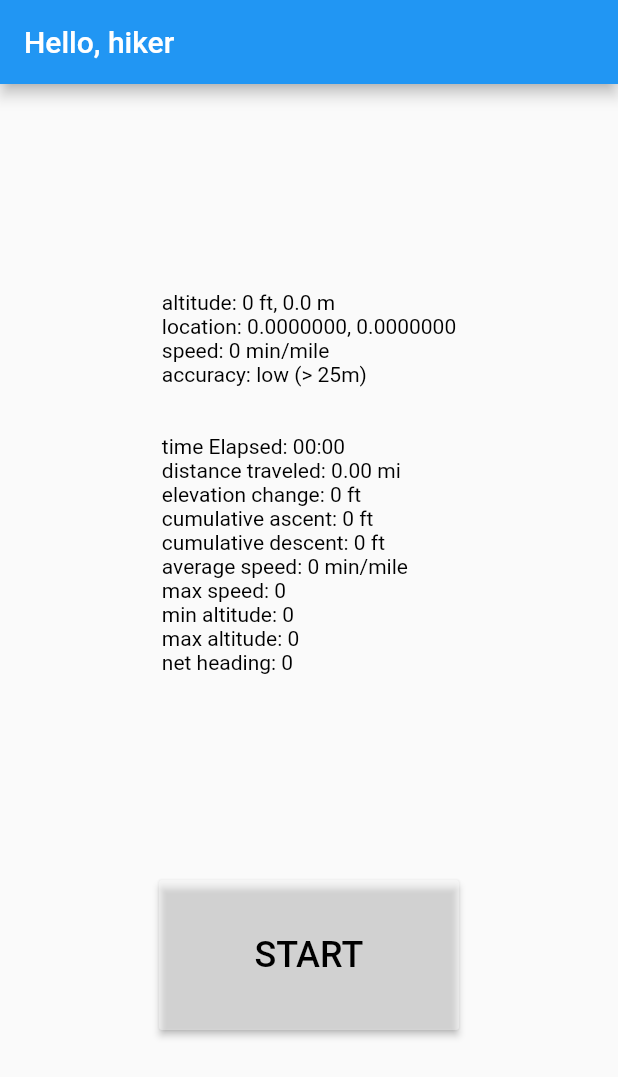
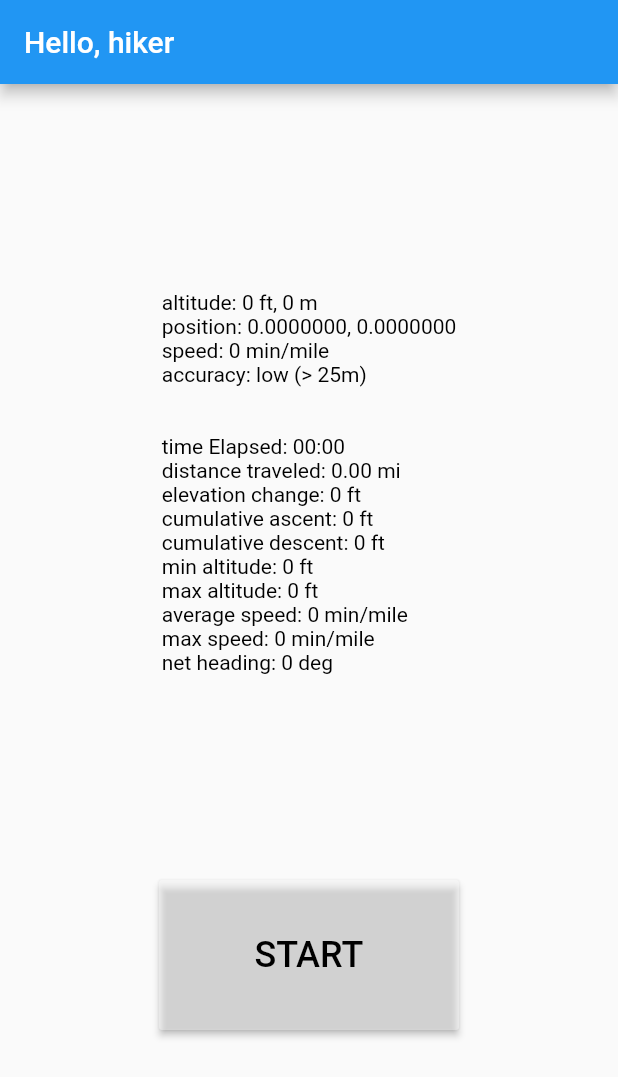
Before and after one commit to jacob6838/hiking-app-flutter, a Flutter app: the screen it shows after launch, on a phone screen of 412 x 824 dp. Shown: the top 1077 px of the screen. Run offline on Flutter 3.47's test engine with Material 2 defaults, Android fonts, the phone set to English and light mode, and no system bars; our stand-ins replace freezed_annotation, kt_dart, rxdart; missing offline and left inert: background_location, maps_toolkit; generated files the repository leaves out were written again.

Commit message:
Improved metric organization and formatting. Verified background functionality

```diff
--- a/lib/hiking_service.dart
+++ b/lib/hiking_service.dart
@@ -12,11 +12,11 @@ import 'package:rxdart/rxdart.dart';
 const int millisecondsPerSecond = 1000;
 
 /// Number of seconds between updates
-const int updateIntervalSec = 2;
+const int updateIntervalSec = 10;
 
 /// Minimum distance between location updates published to UI.
 /// TODO: Dynamically update this based on instantaneous accuracy.
-const int minimumDistanceThreshold = 0;
+const int minimumDistanceThreshold = 4;
 
 class HikingService {
   final LocationService _locationService;
@@ -83,7 +83,7 @@ class HikingService {
       LatLng(locationStatus.latitude, locationStatus.longitude),
       LatLng(_prevLocation.latitude, _prevLocation.longitude),
     ).toDouble();
-    // if (deltaDistance < minimumDistanceThreshold) return;
+    if (deltaDistance < minimumDistanceThreshold) return;
 
     _prevLocation = locationStatus;
 
--- a/lib/main.dart
+++ b/lib/main.dart
@@ -123,19 +123,19 @@ class MyHomePageState extends State<MyHomePage> {
                         style: const TextStyle(color: Colors.black, fontSize: 14),
                       ),
                       Text(
+                        _toAltitudeMin(snapshot?.data),
+                        style: const TextStyle(color: Colors.black, fontSize: 14),
+                      ),
+                      Text(
+                        _toAltitudeMax(snapshot?.data),
+                        style: const TextStyle(color: Colors.black, fontSize: 14),
+                      ),
+                      Text(
                         _toAverageSpeedMetersPerSec(snapshot?.data),
                         style: const TextStyle(color: Colors.black, fontSize: 14),
                       ),
                       Text(
                         _toSpeedMax(snapshot?.data),
-                        style: const TextStyle(color: Colors.black, fontSize: 14),
-                      ),
-                      Text(
-                        _toAltitudeMin(snapshot?.data),
-                        style: const TextStyle(color: Colors.black, fontSize: 14),
-                      ),
-                      Text(
-                        _toAltitudeMax(snapshot?.data),
                         style: const TextStyle(color: Colors.black, fontSize: 14),
                       ),
                       Text(
@@ -189,8 +189,7 @@ class MyHomePageState extends State<MyHomePage> {
 
   String _toDistanceTraveledString(HikeMetrics hikeMetrics) {
     if (hikeMetrics == null) return "stuff";
-
-    final miles = metersToFeet(hikeMetrics.distanceTraveled) / 5280;
+    final miles = metersToFeet(hikeMetrics.distanceTraveled) / feetToMiles;
     return "distance traveled: ${miles.toStringAsFixed(2)} mi";
   }
 
@@ -203,8 +202,6 @@ class MyHomePageState extends State<MyHomePage> {
 
   String _toTimeElapsedString(HikeMetrics hikeMetrics) {
     if (hikeMetrics == null) return "stuff";
-    const int minPerHour = 60;
-    const int secPerMin = 60;
     final int minutes = (hikeMetrics.metricPeriodSeconds / secPerMin).round() % minPerHour;
     final int hours = ((hikeMetrics.metricPeriodSeconds / secPerMin) / minPerHour).floor();
     return "time Elapsed: ${hours.toString().padLeft(2, '0')}:${minutes.toString().padLeft(2, '0')}";
@@ -213,14 +210,14 @@ class MyHomePageState extends State<MyHomePage> {
   String _toCurrentAltitude(HikeMetrics hikeMetrics) {
     if (hikeMetrics == null) return "stuff";
     final alt = metersToFeet(hikeMetrics.altitude).round();
-    return "altitude: $alt ft, ${hikeMetrics.altitude} m";
+    return "altitude: $alt ft, ${hikeMetrics.altitude.round()} m";
   }
 
   String _toCurrentLatLon(HikeMetrics hikeMetrics) {
     if (hikeMetrics == null) return "stuff";
     final lat = hikeMetrics.latitude;
     final lon = hikeMetrics.longitude;
-    return "location: ${lat.toStringAsFixed(7)}, ${lon.toStringAsFixed(7)}";
+    return "position: ${lat.toStringAsFixed(7)}, ${lon.toStringAsFixed(7)}";
   }
 
   String _toCurrentAccuracy(HikeMetrics hikeMetrics) {
@@ -239,8 +236,8 @@ class MyHomePageState extends State<MyHomePage> {
   String _toSpeedMetersPerSec(HikeMetrics hikeMetrics) {
     if (hikeMetrics == null) return "stuff";
     int speed = 0;
-    if (hikeMetrics.speedMetersPerSec != 0) {
-      speed = (1 / (hikeMetrics.speedMetersPerSec * 0.0372823)).round();
+    if (hikeMetrics.speedMetersPerSec > 0.05) {
+      speed = (1 / (hikeMetrics.speedMetersPerSec * metersPerSecToMilesPerMin)).round();
     }
     return "speed: $speed min/mile";
   }
@@ -260,8 +257,8 @@ class MyHomePageState extends State<MyHomePage> {
   String _toAverageSpeedMetersPerSec(HikeMetrics hikeMetrics) {
     if (hikeMetrics == null) return "stuff";
     int speed = 0;
-    if (hikeMetrics.averageSpeedMetersPerSec != 0) {
-      speed = (1 / (hikeMetrics.averageSpeedMetersPerSec * 0.0372823)).round();
+    if (hikeMetrics.averageSpeedMetersPerSec > 0.01) {
+      speed = (1 / (hikeMetrics.averageSpeedMetersPerSec * metersPerSecToMilesPerMin)).round();
     }
     return "average speed: $speed min/mile";
   }
@@ -269,32 +266,37 @@ class MyHomePageState extends State<MyHomePage> {
   String _toSpeedMax(HikeMetrics hikeMetrics) {
     if (hikeMetrics == null) return "stuff";
     int speed = 0;
-    if (hikeMetrics.speedMax != 0) {
-      speed = (1 / (hikeMetrics.speedMax * 0.0372823)).round();
+    if (hikeMetrics.speedMax > 0.05) {
+      speed = (1 / (hikeMetrics.speedMax * metersPerSecToMilesPerMin)).round();
     }
-    return "max speed: $speed";
+    return "max speed: $speed min/mile";
   }
 
   String _toAltitudeMin(HikeMetrics hikeMetrics) {
     if (hikeMetrics == null) return "stuff";
-    final altMin = hikeMetrics.altitudeMin.round();
-    return "min altitude: $altMin";
+    final altMin = metersToFeet(hikeMetrics.altitudeMin).round();
+    return "min altitude: $altMin ft";
   }
 
   String _toAltitudeMax(HikeMetrics hikeMetrics) {
     if (hikeMetrics == null) return "stuff";
-    final altMax = hikeMetrics.altitudeMax.round();
-    return "max altitude: $altMax";
+    final altMax = metersToFeet(hikeMetrics.altitudeMax).round();
+    return "max altitude: $altMax ft";
   }
 
   String _toNetHeading(HikeMetrics hikeMetrics) {
     if (hikeMetrics == null) return "stuff";
     final heading = hikeMetrics.netHeadingDegrees.round();
-    return "net heading: $heading";
+    return "net heading: $heading deg";
   }
 }
 
 const double feetPerMeter = 3.28084;
+const double metersPerSecToMilesPerMin = 0.0372823;
+const feetToMiles = 1 / 5280;
+
+const int minPerHour = 60;
+const int secPerMin = 60;
 
 double metersToFeet(double distance) {
   return distance * feetPerMeter;
```
